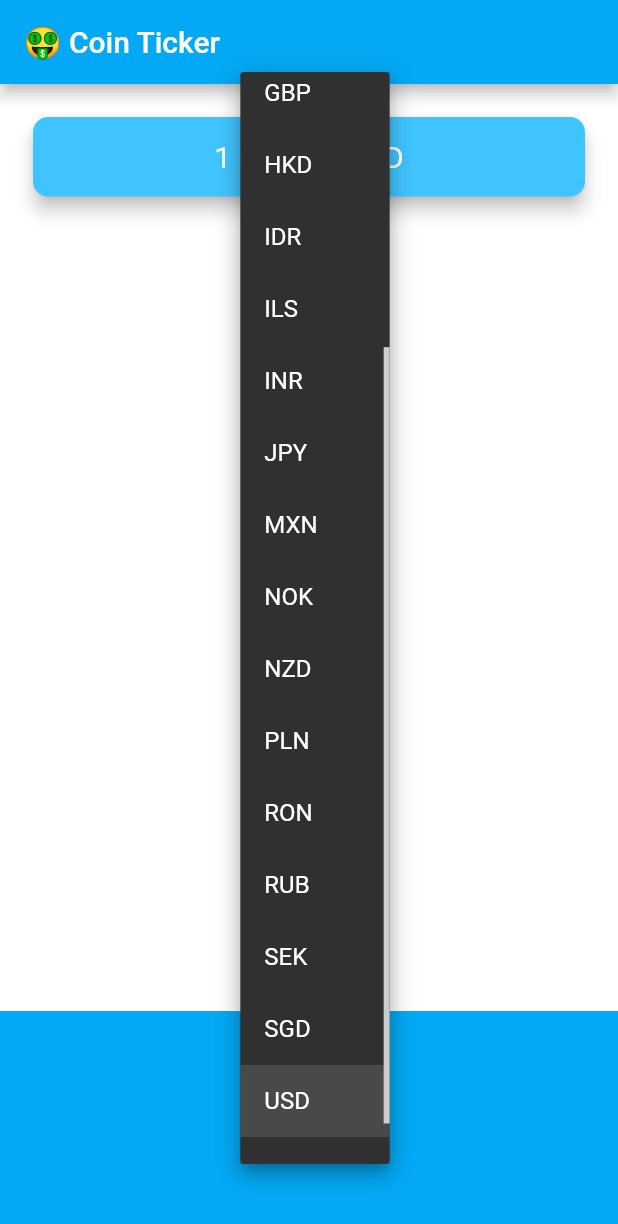
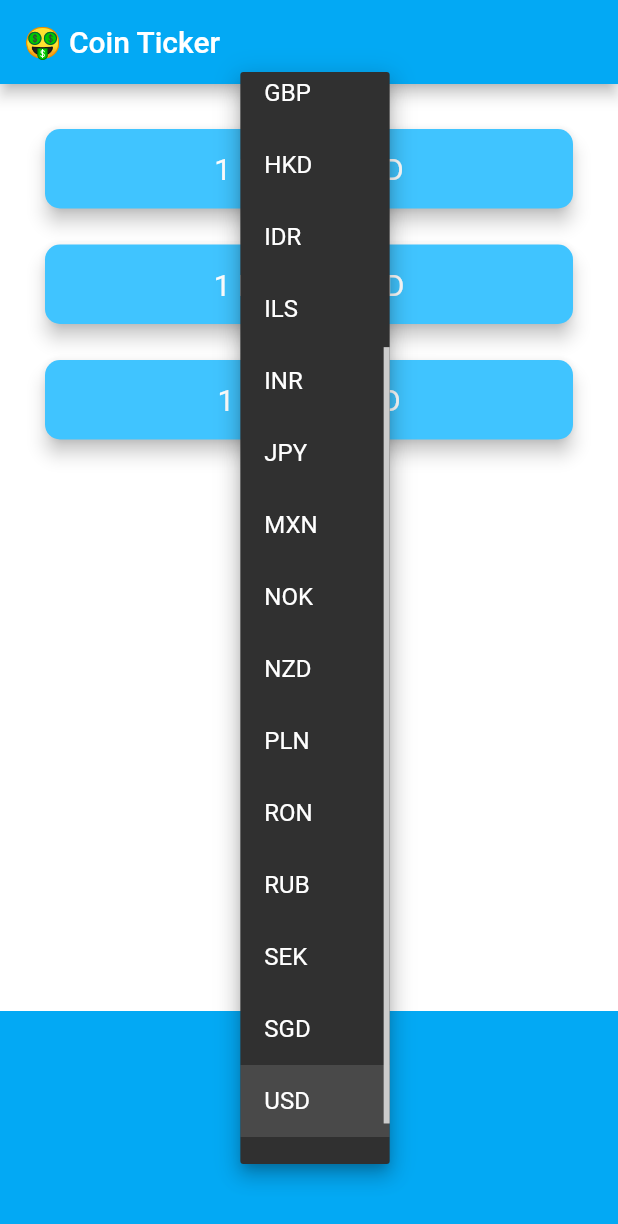
Before and after one commit to amy6/flutter_udemy, a Flutter app: the screen it shows after launch, after a tap on "USD", on a phone screen of 412 x 824 dp. Shown: the top 1224 px of the screen. Run offline on Flutter 3.47's test engine with Material 2 defaults, Android fonts, the phone set to English and light mode, and no system bars; network calls fail.

Commit message:
complete the challenges for bitcoin-ticker

```diff
--- a/bitcoin-flutter-challenge-start/lib/coin_data.dart
+++ b/bitcoin-flutter-challenge-start/lib/coin_data.dart
@@ -1,4 +1,7 @@
 //TODO: Add your imports here.
+import 'dart:convert' as json;
+
+import 'package:http/http.dart' as http;
 
 const List<String> currenciesList = [
   'AUD',
@@ -31,8 +34,24 @@ const List<String> cryptoList = [
 ];
 
 const bitcoinAverageURL =
-    'https://apiv2.bitcoinaverage.com/indices/global/ticker';
+    'https://apiv2.bitcoinaverage.com/indices/global/ticker/';
 
 class CoinData {
   //TODO: Create your getCoinData() method here.
+
+  Future<double> getCoinData(String currency, String cryptoType) async {
+    String url = bitcoinAverageURL + cryptoType + currency;
+    print("URL: $url");
+
+    double lastPrice;
+    var response = await http.get(url);
+
+    if (response.statusCode == 200) {
+      var jsonResponse = json.jsonDecode(response.body);
+      print("Response: $jsonResponse");
+      lastPrice = jsonResponse['last'];
+    }
+
+    return lastPrice;
+  }
 }
--- a/bitcoin-flutter-challenge-start/lib/price_screen.dart
+++ b/bitcoin-flutter-challenge-start/lib/price_screen.dart
@@ -1,7 +1,8 @@
+import 'dart:io' show Platform;
+
+import 'package:bitcoin_ticker/coin_data.dart';
+import 'package:flutter/cupertino.dart';
 import 'package:flutter/material.dart';
-import 'package:flutter/cupertino.dart';
-import 'coin_data.dart';
-import 'dart:io' show Platform;
 
 class PriceScreen extends StatefulWidget {
   @override
@@ -9,7 +10,49 @@ class PriceScreen extends StatefulWidget {
 }
 
 class _PriceScreenState extends State<PriceScreen> {
+  CoinData coinData = CoinData();
+
   String selectedCurrency = 'USD';
+
+  String btcPrice = '?';
+  String ethPrice = '?';
+  String ltcPrice = '?';
+
+  Widget getCryptoWidgets() {
+    return Column(
+      crossAxisAlignment: CrossAxisAlignment.stretch,
+      children: <Widget>[
+        cryptoCard(cryptoList[0], btcPrice.toString()),
+        cryptoCard(cryptoList[1], ethPrice.toString()),
+        cryptoCard(cryptoList[2], ltcPrice.toString()),
+      ],
+    );
+  }
+
+  Widget cryptoCard(String cryptoCurrency, String price) {
+    return Padding(
+      padding: const EdgeInsets.all(8.0),
+      child: Card(
+        color: Colors.lightBlueAccent,
+        elevation: 5.0,
+        shape: RoundedRectangleBorder(
+          borderRadius: BorderRadius.circular(10.0),
+        ),
+        child: Padding(
+          padding: EdgeInsets.symmetric(vertical: 15.0, horizontal: 28.0),
+          child: Text(
+            //TODO: Update the Text Widget with the live bitcoin data here.
+            '1 $cryptoCurrency = $price $selectedCurrency',
+            textAlign: TextAlign.center,
+            style: TextStyle(
+              fontSize: 20.0,
+              color: Colors.white,
+            ),
+          ),
+        ),
+      ),
+    );
+  }
 
   DropdownButton<String> androidDropdown() {
     List<DropdownMenuItem<String>> dropdownItems = [];
@@ -27,6 +70,7 @@ class _PriceScreenState extends State<PriceScreen> {
       onChanged: (value) {
         setState(() {
           selectedCurrency = value;
+          getData(selectedCurrency);
         });
       },
     );
@@ -49,11 +93,29 @@ class _PriceScreenState extends State<PriceScreen> {
   }
 
   //TODO: Create a method here called getData() to get the coin data from coin_data.dart
+  void getData(String selectedCurrency) async {
+    setState(() {
+      btcPrice = '?';
+      ethPrice = '?';
+      ltcPrice = '?';
+    });
+    var lastBtcPrice = await coinData.getCoinData(selectedCurrency, cryptoList[0]);
+    var lastEthPrice =
+        await coinData.getCoinData(selectedCurrency, cryptoList[1]);
+    var lastLtcPrice =
+        await coinData.getCoinData(selectedCurrency, cryptoList[2]);
+    setState(() {
+      btcPrice = lastBtcPrice.toString();
+      ethPrice = lastEthPrice.toString();
+      ltcPrice = lastLtcPrice.toString();
+    });
+  }
 
   @override
   void initState() {
     super.initState();
     //TODO: Call getData() when the screen loads up.
+    getData(selectedCurrency);
   }
 
   @override
@@ -68,25 +130,7 @@ class _PriceScreenState extends State<PriceScreen> {
         children: <Widget>[
           Padding(
             padding: EdgeInsets.fromLTRB(18.0, 18.0, 18.0, 0),
-            child: Card(
-              color: Colors.lightBlueAccent,
-              elevation: 5.0,
-              shape: RoundedRectangleBorder(
-                borderRadius: BorderRadius.circular(10.0),
-              ),
-              child: Padding(
-                padding: EdgeInsets.symmetric(vertical: 15.0, horizontal: 28.0),
-                child: Text(
-                  //TODO: Update the Text Widget with the live bitcoin data here.
-                  '1 BTC = ? USD',
-                  textAlign: TextAlign.center,
-                  style: TextStyle(
-                    fontSize: 20.0,
-                    color: Colors.white,
-                  ),
-                ),
-              ),
-            ),
+            child: getCryptoWidgets(),
           ),
           Container(
             height: 150.0,
--- a/bitcoin-flutter-challenge-start/pubspec.yaml
+++ b/bitcoin-flutter-challenge-start/pubspec.yaml
@@ -10,6 +10,7 @@ dependencies:
 
   cupertino_icons: ^0.1.2
   #TODO: Add your dependencies here.
+  http: ^0.12.0+2
 
 dev_dependencies:
   flutter_test:
```
Also changed, not shown: bitcoin-flutter-challenge-start/pubspec.lock.
